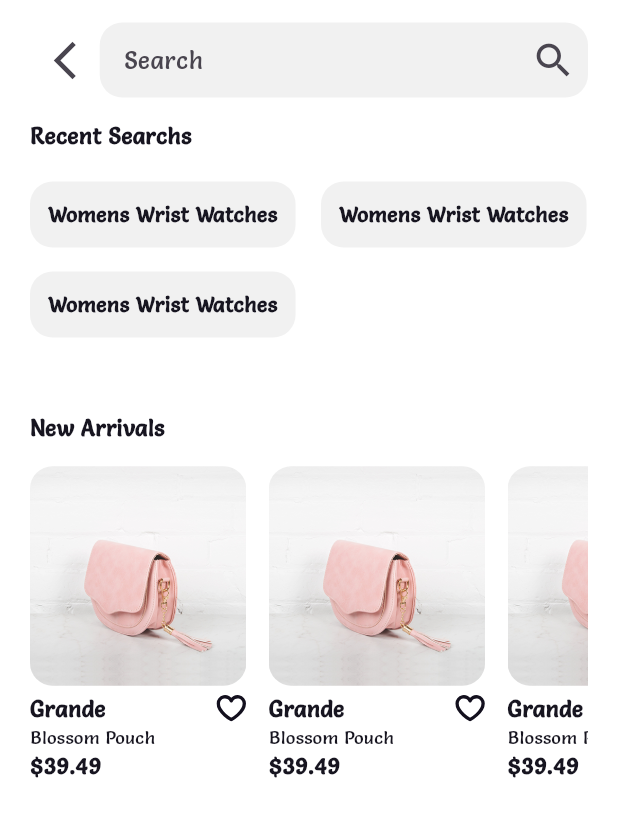
After one commit to Rahaf0B/ecommerce-flutter-project, a Flutter app: the SearchScreen screen opened by its route, on a phone screen of 412 x 824 dp. The commit adds this screen. Shown: the top 817 px of the screen. Run offline on Flutter 3.47's test engine with Material 3 defaults, Android fonts, the phone set to English and light mode, and no system bars; drawn by our look-alikes of flutter_layout_grid; our stand-ins replace flutter_svg.

Commit message:
Add Search Page and All its Components, also did some updates

```diff
--- a/lib/Constants/Colors.dart
+++ b/lib/Constants/Colors.dart
@@ -11,3 +11,4 @@ const KPrimaryTintColor = Color(0xFF639599);
 const KGreyBackGroundColor = Color(0xFFF1F1F1);
 const KOrangeColor = Color(0xFFFF8C4B);
 const KSubTextColor = Color(0xFFB6B6B6);
+const KshowModalBottomSheetBackgroundColor =Color(0xff757575);
--- a/lib/Constants/Constant.dart
+++ b/lib/Constants/Constant.dart
@@ -10,3 +10,5 @@ const KMiniCardBrandWidth = 115.0;
 
 const String KImagesPath="utils/images/";
 const String KIconsPath="utils/icons/";
+
+const double KPageHorizontalPadding=20;
--- a/lib/components/BottomSheetProductSubInfoComponent.dart
+++ b/lib/components/BottomSheetProductSubInfoComponent.dart
@@ -32,6 +32,8 @@ class _BottomSheetProductSubInfoComponentState
   @override
   Widget build(BuildContext context) {
     return Container(
+      color:   KshowModalBottomSheetBackgroundColor,
+      child: Container(
         decoration: BoxDecoration(
           color: KPageBackGroundColor,
           borderRadius: BorderRadius.only(
@@ -41,7 +43,7 @@ class _BottomSheetProductSubInfoComponentState
         ),
         // color: Colors.red,
         height: MediaQuery.of(context).size.height * 0.5 * .8 + 35,
-      padding: EdgeInsets.all(20),
+        padding: EdgeInsets.symmetric(vertical: 20,horizontal: KPageHorizontalPadding),
         // child: Container(
         // width: double.infinity,
         child: Column(
@@ -93,6 +95,7 @@ class _BottomSheetProductSubInfoComponentState
         ),
 
         // ),
+      ),
     );
   }
 }
--- a/lib/components/CollapsibleComponent.dart
+++ b/lib/components/CollapsibleComponent.dart
@@ -28,7 +28,7 @@ class _HomeFooterState extends State<CollapsibleComponent> {
       padding: EdgeInsets.all(0),
       child: Column(mainAxisAlignment: MainAxisAlignment.center, children: [
         Container(
-          padding: EdgeInsets.symmetric(vertical: 0, horizontal: 20),
+          padding: EdgeInsets.symmetric(vertical: 0, horizontal: KPageHorizontalPadding),
           child: Row(
             mainAxisAlignment: MainAxisAlignment.spaceBetween,
             children: [
--- a/lib/components/FooterComponentElement.dart
+++ b/lib/components/FooterComponentElement.dart
@@ -17,7 +17,7 @@ class FooterComponentElement extends StatelessWidget {
       child: Column(children: [
         Container(
           margin: EdgeInsets.only(top: 20),
-          padding: EdgeInsets.all(20),
+          padding: EdgeInsets.symmetric(vertical: 20,horizontal: KPageHorizontalPadding),
           child: Column(
             crossAxisAlignment: CrossAxisAlignment.start,
             children: [
@@ -110,7 +110,7 @@ class FooterComponentElement extends StatelessWidget {
         ),
         Divider(color: KPrimaryTintColor, thickness: 1),
         Padding(
-          padding: const EdgeInsets.all(20.0),
+          padding: const EdgeInsets.symmetric(vertical: 20,horizontal: KPageHorizontalPadding),
           child: Column(
             crossAxisAlignment: CrossAxisAlignment.start,
             children: [
--- a/lib/components/Handpicked.dart
+++ b/lib/components/Handpicked.dart
@@ -43,7 +43,7 @@ class _HandpickedState extends State<Handpicked> {
       height: 480,
       width: double.infinity,
       color: KPrimaryColor,
-      padding: EdgeInsets.all(20),
+      padding: EdgeInsets.symmetric(vertical: 20,horizontal: KPageHorizontalPadding),
       child: Column(
         crossAxisAlignment: CrossAxisAlignment.start,
         children: [
--- a/lib/components/PagesAppBar.dart
+++ b/lib/components/PagesAppBar.dart
@@ -20,7 +20,7 @@ class PagesAppBar extends StatelessWidget implements PreferredSizeWidget {
   @override
   Widget build(BuildContext context) {
     return Padding(
-      padding: EdgeInsets.only(right: 20, left: 20),
+      padding: EdgeInsets.symmetric(horizontal: KPageHorizontalPadding),
       child: AppBar(
         title: Text(
           title ?? "",
--- a/lib/components/ProductContainer.dart
+++ b/lib/components/ProductContainer.dart
@@ -6,7 +6,7 @@ import 'ProductSubInfo.dart';
 class Productcontainer extends StatefulWidget {
   const Productcontainer(
       {Key? key,
-      required this.width,
+      required this.widthPercentage,
       required this.title,
       required this.subTitle,
       required this.img_url,
@@ -15,7 +15,7 @@ class Productcontainer extends StatefulWidget {
       required this.containerAxis,
       this.onTap})
       : super(key: key);
-  final double width;
+  final double widthPercentage;
   final String img_url;
   final String title;
   final String subTitle;
@@ -34,7 +34,7 @@ class _ProductcontainerState extends State<Productcontainer> {
   Widget build(BuildContext context) {
     return Container(
       // height: 20,
-      width: MediaQuery.of(context).size.width * 0.5 * widget.width,
+      width: MediaQuery.of(context).size.width * 0.5 * widget.widthPercentage,
       child: Flex(
         direction: widget.containerAxis == ComponentDirection.vertical
             ? Axis.vertical
@@ -61,7 +61,7 @@ class _ProductcontainerState extends State<Productcontainer> {
           ),
           ProductSubInfo(
             elementType: ElementType.card,
-            width: widget.width - 0.1,
+            width: widget.widthPercentage - 0.1,
             marginTop: 5,
             title: widget.title,
             subTitle: widget.subTitle,
--- /dev/null
+++ b/lib/components/RecentSearch.dart
@@ -0,0 +1,29 @@
+import 'package:flutter/material.dart';
+
+import '../Constants/Colors.dart';
+import '../Constants/Constant.dart';
+
+class RecentSearch extends StatefulWidget {
+  const RecentSearch({super.key, required this.text});
+  final String text;
+  @override
+  State<RecentSearch> createState() => _RecentSearchState();
+}
+
+class _RecentSearchState extends State<RecentSearch> {
+  @override
+  Widget build(BuildContext context) {
+    return Container(
+      decoration: BoxDecoration(
+          borderRadius: BorderRadius.circular(KBorderRadius),
+          color: KGreyBackGroundColor),
+      padding: EdgeInsets.all(12),
+      child: Text(
+        widget.text,
+        overflow: TextOverflow.ellipsis,
+        style: TextStyle(
+            fontWeight: FontWeight.bold, color: KTextDarkColor, fontSize: 14),
+      ),
+    );
+  }
+}
--- /dev/null
+++ b/lib/components/SearchBarComponent.dart
@@ -0,0 +1,56 @@
+import 'package:flutter/material.dart';
+
+import '../Constants/Colors.dart';
+import '../Constants/Constant.dart';
+
+class SearchBarComponent extends StatefulWidget implements PreferredSizeWidget {
+  const SearchBarComponent({super.key});
+
+  @override
+  State<SearchBarComponent> createState() => _SearchBarComponentState();
+
+  @override
+  // TODO: implement preferredSize
+  Size get preferredSize => const Size.fromHeight(80);
+}
+
+class _SearchBarComponentState extends State<SearchBarComponent> {
+  @override
+  Widget build(BuildContext context) {
+    return Container(
+      padding: EdgeInsets.symmetric(vertical: 10,horizontal: KPageHorizontalPadding),
+      height: 100,
+      // color: KPageBackGroundColor,
+      child: Row(
+        children: [
+          Flexible(
+            flex: 1,
+            child: IconButton(
+                onPressed: () {},
+                icon: Icon(
+                  Icons.arrow_back_ios_new_outlined,
+                  size: 30,
+                )),
+          ),
+          Flexible(
+            flex: 7,
+            child: SearchBar(
+              backgroundColor: WidgetStateProperty.all(KGreyBackGroundColor),
+              hintText: "Search",
+              elevation: WidgetStatePropertyAll(0),
+              trailing: [
+                Icon(
+                  Icons.search,
+                  size: 30,
+                )
+              ],
+              shape: WidgetStatePropertyAll(RoundedRectangleBorder(
+                  borderRadius: BorderRadius.circular(KBorderRadius))),
+              constraints: BoxConstraints(minHeight: 50),
+            ),
+          )
+        ],
+      ),
+    );
+  }
+}
--- a/lib/main.dart
+++ b/lib/main.dart
@@ -1,4 +1,5 @@
 import 'package:ecommerce/screens/PagesContainerWithNavigator.dart';
+import 'package:ecommerce/screens/search_screen.dart';
 import 'package:flutter/material.dart';
 import 'package:flutter/services.dart';
 import 'Constants/Colors.dart';
@@ -24,6 +25,7 @@ class EcommerceApp extends StatelessWidget {
       routes: {
         PagesContainerWithNavigator.route: (context) =>
             PagesContainerWithNavigator(),
+        SearchScreen.route: (context) => SearchScreen(),
       },
       theme: ThemeData(
           bottomSheetTheme: BottomSheetThemeData(
@@ -38,7 +40,8 @@ class EcommerceApp extends StatelessWidget {
             toolbarHeight: 80,
             scrolledUnderElevation: 0,
             color: KPageBackGroundColor,
-          )),
+          ),
+      ),
     );
   }
 }
--- /dev/null
+++ b/lib/screens/search_screen.dart
@@ -0,0 +1,167 @@
+import 'package:ecommerce/components/GridViewCreator.dart';
+import 'package:flutter/material.dart';
+
+import '../Constants/Colors.dart';
+import '../Constants/Constant.dart';
+import '../Constants/Enums.dart';
+import '../components/BottomSheetProductSubInfoComponent.dart';
+import '../components/ProductContainer.dart';
+import '../components/RecentSearch.dart';
+import '../components/SearchBarComponent.dart';
+import '../components/SectionTitle.dart';
+import '../components/SliderView.dart';
+import '../components/TitleComponentContainer.dart';
+
+class SearchScreen extends StatefulWidget {
+  static String route = "search";
+  const SearchScreen({Key? key}) : super(key: key);
+
+  @override
+  State<SearchScreen> createState() => _SearchScreenState();
+}
+
+class _SearchScreenState extends State<SearchScreen> {
+  late List<Widget> recentSerachValue = [];
+  late List<Productcontainer> productsData;
+
+  void productItemOnTap() {
+    showModalBottomSheet(
+        backgroundColor: KPageBackGroundColor,
+        context: context,
+        isScrollControlled: true,
+        useSafeArea: true,
+
+        builder: (context) => SingleChildScrollView(
+                child: BottomSheetProductSubInfoComponent(
+              title: "Grande",
+              img_url: KImagesPath + "bag1.png",
+              price: 39.49,
+              subTitle: "Blossom Pouch",
+              rating: 4.5,
+              numberOfReviews: 43,
+            )));
+  }
+
+  @override
+  void initState() {
+    // TODO: implement initState
+
+    super.initState();
+    recentSerachValue = [
+      RecentSearch(
+        text: "Womens Wrist Watches",
+      ),
+      RecentSearch(
+        text: "Womens Wrist Watches",
+      ),
+      RecentSearch(
+        text: "Womens Wrist Watches",
+      )
+    ];
+    productsData = [
+      Productcontainer(
+        widthPercentage: 0.7,
+        title: "Grande",
+        containerAxis: ComponentDirection.vertical,
+        subTitle: "Blossom Pouch",
+        img_url: KImagesPath + "bag1.png",
+        price: 39.49,
+        onTap: productItemOnTap,
+      ),
+      Productcontainer(
+        widthPercentage: 0.7,
+        title: "Grande",
+        subTitle: "Blossom Pouch",
+        img_url: KImagesPath + "bag1.png",
+        price: 39.49,
+        onTap: productItemOnTap,
+        containerAxis: ComponentDirection.vertical,
+      ),
+      Productcontainer(
+        widthPercentage: 0.7,
+        title: "Grande",
+        containerAxis: ComponentDirection.vertical,
+        subTitle: "Blossom Pouch",
+        img_url: KImagesPath + "bag1.png",
+        price: 39.49,
+        onTap: productItemOnTap,
+      ),
+      Productcontainer(
+        widthPercentage: 0.7,
+        title: "Grande",
+        subTitle: "Blossom Pouch",
+        img_url: KImagesPath + "bag1.png",
+        containerAxis: ComponentDirection.vertical,
+        price: 39.49,
+        onTap: productItemOnTap,
+      ),
+      Productcontainer(
+          widthPercentage: 0.7,
+          containerAxis: ComponentDirection.vertical,
+          title: "Grande",
+          subTitle: "Blossom Pouch",
+          img_url: KImagesPath + "bag1.png",
+          price: 39.49),
+      Productcontainer(
+          widthPercentage: 0.7,
+          containerAxis: ComponentDirection.vertical,
+          title: "Grande",
+          subTitle: "Blossom Pouch",
+          img_url: KImagesPath + "bag1.png",
+          price: 39.49)
+    ];
+  }
+
+  @override
+  Widget build(BuildContext context) {
+    return SafeArea(
+        child: Scaffold(
+      appBar: SearchBarComponent(),
+      // backgroundColor: KPageBackGroundColor,
+      body: Container(
+        padding: EdgeInsets.symmetric(horizontal: KPageHorizontalPadding),
+        child: ListView(
+          children: [
+            TitleComponentContainer(
+              height: MediaQuery.of(context).size.height * 0.5 * 0.4,
+              children: [
+                SectionTitle(
+                  text: "Recent Searchs",
+                  showView: false,
+                ),
+                SizedBox(
+                  height: 20,
+                ),
+                Gridviewcreator(
+                    numberOfColumns: 2,
+                    numberOfRows: (recentSerachValue.length / 2).round(),
+                    children: recentSerachValue!),
+              ],
+            ),
+            SizedBox(
+              height: 30,
+            ),
+            TitleComponentContainer(
+              height: MediaQuery.of(context).size.height * 0.5 * 0.7,
+              children: [
+                SectionTitle(
+                  text: "New Arrivals",
+                  showView: false,
+                ),
+                SizedBox(
+                  height: 15,
+                ),
+                SliderView(
+                  number_of_items:
+                      productsData == null ? 0 : productsData.length,
+                  children: productsData == null ? [] : productsData,
+                  height: MediaQuery.of(context).size.height * 0.5 * 0.7 - 60,
+                )
+              ],
+            ),
+          ],
+        ),
+      ),
+    ));
+  }
+}
```
Also changed, not shown: lib/components/BottomSheetOptionButtons.dart (+12 -7 lines), lib/screens/home_screen.dart (+8 -8 lines). Lines whose indentation alone changed are shown as unchanged.
